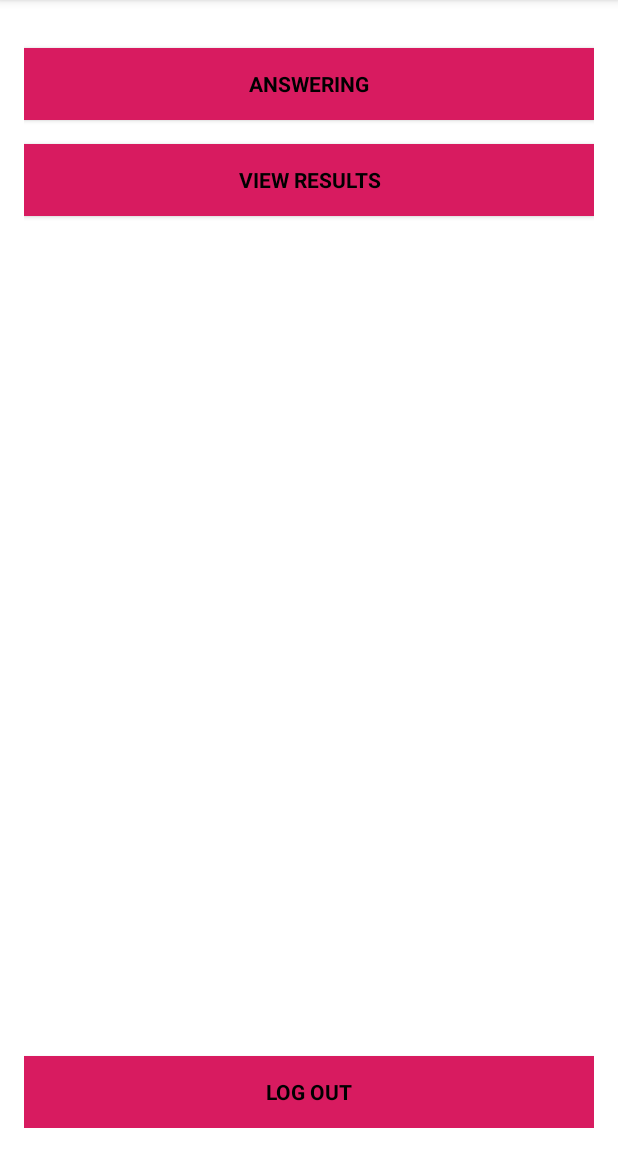
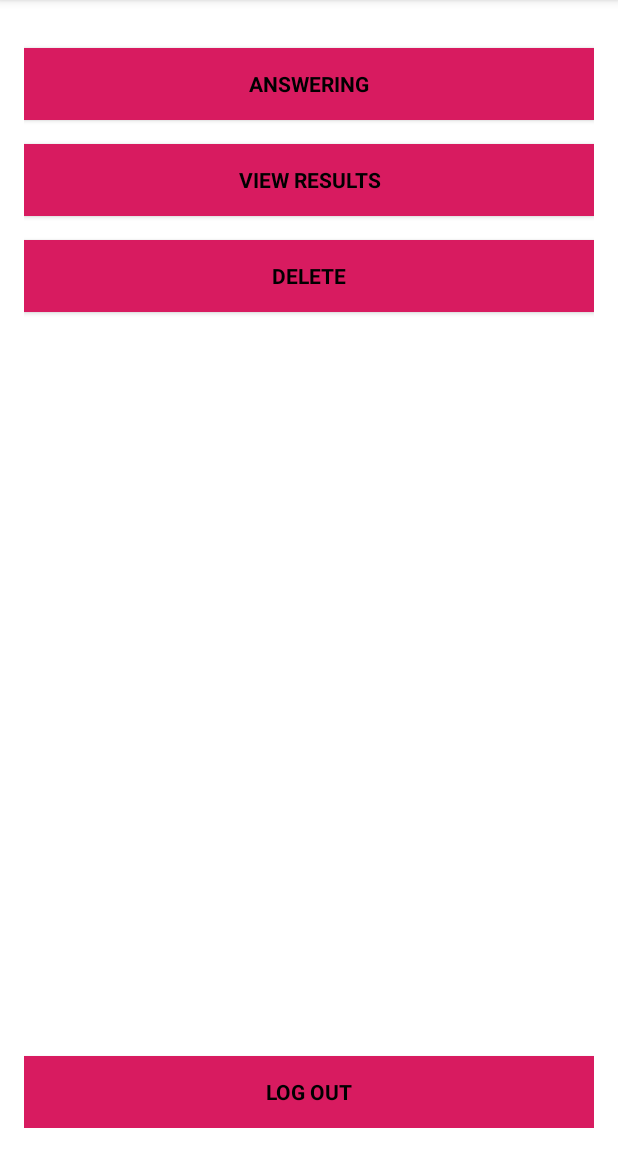
Before and after one commit to Viinyard/MMM_Project, an Android app: the AdminPollActivity screen opened directly, with no data from a screen before it, on a phone screen of 412 x 824 dp, the part 84-1236 px from its top. Run offline under Robolectric (Android 15) with nearby library versions, the phone set to English and light mode, and no system bars; our stand-ins replace Firebase (no records; nobody signed in at launch, a user with empty details on screens opened directly); 1 statement that could not run was skipped.

Commit message:
add remove action

```diff
--- a/app/src/main/java/fr/istic/mmm/my_project/AdminPollActivity.java
+++ b/app/src/main/java/fr/istic/mmm/my_project/AdminPollActivity.java
@@ -6,13 +6,16 @@ import android.support.v7.app.AppCompatActivity;
 import android.os.Bundle;
 import android.view.View;
 import android.widget.Button;
+import android.widget.Toast;
 
 import com.google.firebase.auth.FirebaseAuth;
 import com.google.firebase.auth.FirebaseUser;
+import com.google.firebase.database.DatabaseReference;
+import com.google.firebase.database.FirebaseDatabase;
 
 public class AdminPollActivity extends AppCompatActivity {
 
-    private Button btnAnswering, btnViewResulsts, btnLogout;
+    private Button btnAnswering, btnViewResulsts, btnLogout, btnRemove;
 
     private FirebaseAuth mAuth;
 
@@ -24,10 +27,13 @@ public class AdminPollActivity extends AppCompatActivity {
         btnAnswering = (Button) findViewById(R.id.repondre_action);
         btnViewResulsts = (Button) findViewById(R.id.view_results_action);
         btnLogout = (Button) findViewById(R.id.logout);
+        btnRemove = (Button) findViewById(R.id.remove);
 
         mAuth = FirebaseAuth.getInstance();
 
         FirebaseUser currentUser = mAuth.getCurrentUser();
+
+
 
         Intent intent = getIntent();
         final Course course = (Course) intent.getSerializableExtra("course");
@@ -35,6 +41,11 @@ public class AdminPollActivity extends AppCompatActivity {
 
         if(currentUser == null) {
             startActivity(new Intent(AdminPollActivity.this, MainActivity.class));
+        }
+
+        if(!currentUser.getEmail().equals(course.getOwner())) {
+            btnRemove.setEnabled(false);
+            btnRemove.setVisibility(View.INVISIBLE);
         }
 
         btnAnswering.setOnClickListener(new View.OnClickListener() {
@@ -57,6 +68,17 @@ public class AdminPollActivity extends AppCompatActivity {
             }
         });
 
+        final DatabaseReference mDatabase = FirebaseDatabase.getInstance().getReference();
+
+        btnRemove.setOnClickListener(new View.OnClickListener() {
+            @Override
+            public void onClick(View v) {
+                mDatabase.child("sondage").child(course.name).child(sondage.question).removeValue();
+                Toast.makeText(AdminPollActivity.this, "Deleted successfully", Toast.LENGTH_SHORT).show();
+                finish();
+            }
+        });
+
         btnLogout.setOnClickListener(new View.OnClickListener() {
             @Override
             public void onClick(View v) {
--- a/app/src/main/res/layout/activity_admin_poll_acitivity.xml
+++ b/app/src/main/res/layout/activity_admin_poll_acitivity.xml
@@ -36,6 +36,17 @@
             android:text="@string/view_results"
             android:textColor="@android:color/black"
             android:textStyle="bold" />
+
+        <Button
+            android:id="@+id/remove"
+            style="?android:textAppearanceSmall"
+            android:layout_width="match_parent"
+            android:layout_height="wrap_content"
+            android:layout_marginTop="16dp"
+            android:background="@color/colorAccent"
+            android:text="@string/remove"
+            android:textColor="@android:color/black"
+            android:textStyle="bold" />
     </LinearLayout>
 
     <LinearLayout
--- a/app/src/main/res/values/strings.xml
+++ b/app/src/main/res/values/strings.xml
@@ -35,6 +35,7 @@
     <string name="action_view_poll">View poll</string>
     <string name="repondre">Answering</string>
     <string name="view_results">View results</string>
+    <string name="remove">Delete</string>
     <string name="lbl_forgot_password">Forgot password?</string>
     <string name="forgot_password_msg">We just need your registered Email Id to sent you password reset instructions.</string>
 </resources>
```
Also changed, not shown: app/src/main/java/fr/istic/mmm/my_project/AdminCourseActivity.java (+21 -2 lines), app/src/main/res/layout/activity_admin_course.xml (+11 -0 lines).
